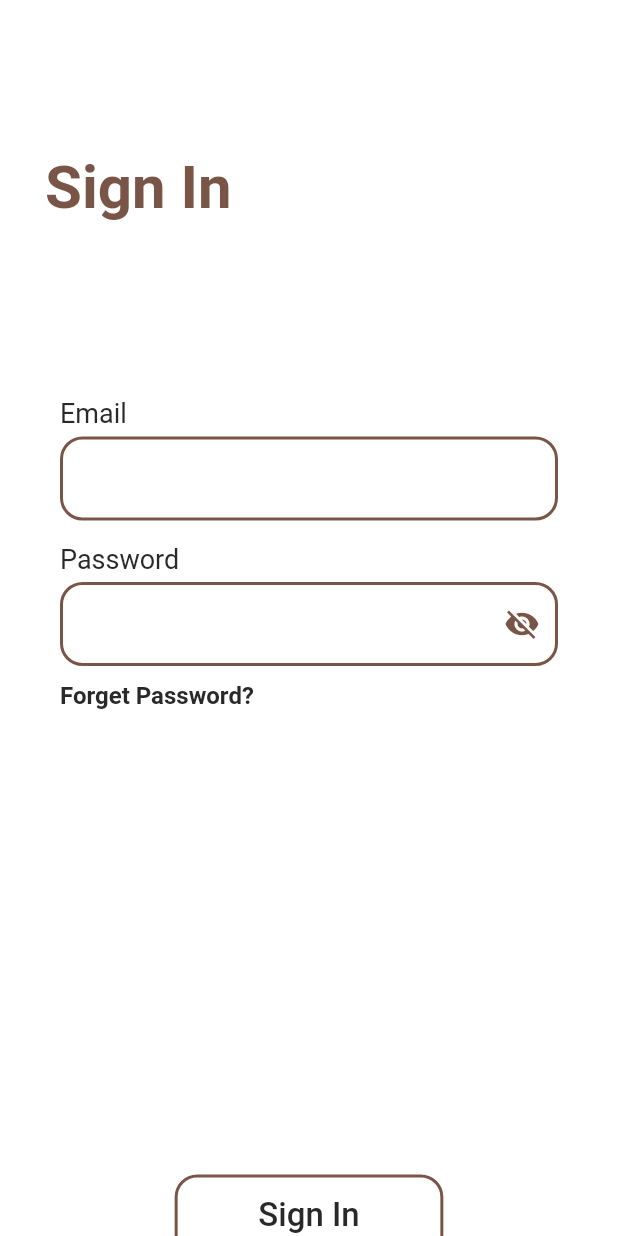
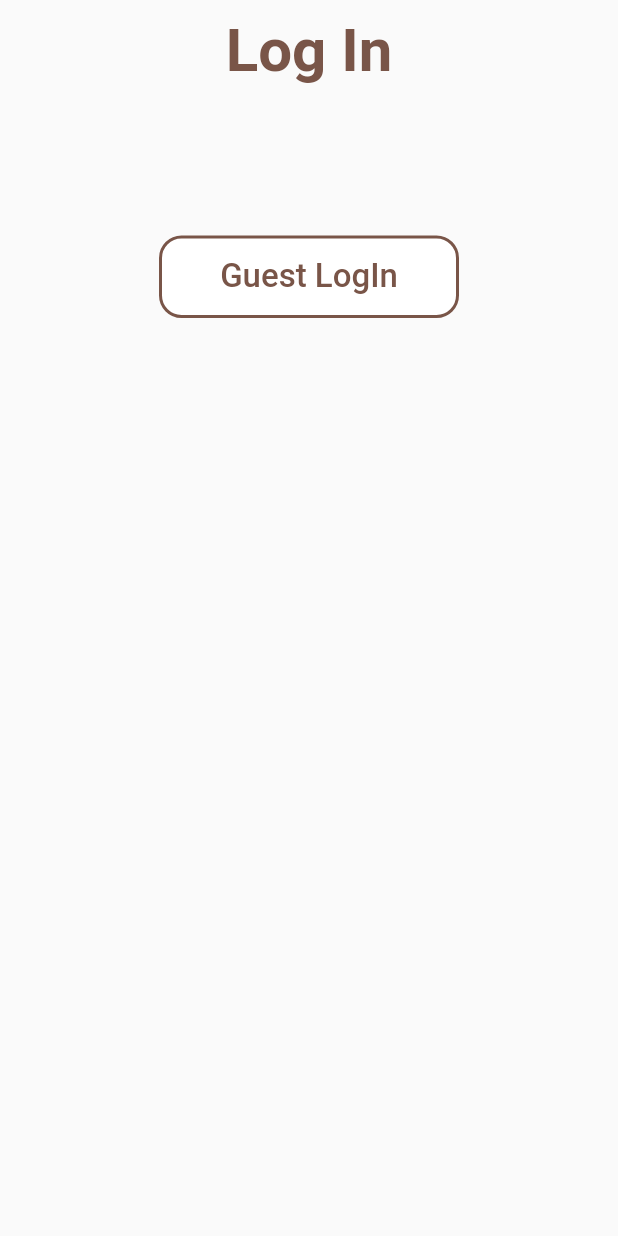
Before and after one commit to Ahnaf16/Dokan, a Flutter app: the screen it shows after launch, on a phone screen of 412 x 824 dp. Run offline on Flutter 3.47's test engine with Material 2 defaults, Android fonts, the phone set to English and light mode, and no system bars; our stand-ins replace carousel_slider, firebase_auth, firebase_core, fluttertoast, google_nav_bar, line_icons and 1 more; accounts and stored records are empty.

Commit message:
guest login and logout added

```diff
--- a/lib/Properties/app_properties.dart
+++ b/lib/Properties/app_properties.dart
@@ -8,7 +8,7 @@ class AppColor {
   static const Color fillColorL = Colors.white;
 }
 
-//----------------------------------------------------------------
+//----------------------textStyle------------------------------------------
 
 class AppTextStyle {
   static const TextStyle headerStyle = TextStyle(
@@ -18,12 +18,27 @@ class AppTextStyle {
   );
 
   static const TextStyle bodyTextStyle = TextStyle(
-    color: AppColor.textColorL,
+    color: AppColor.appMainColor,
     fontSize: 22,
   );
 
   static const TextStyle smallTextStyle = TextStyle(
-    color: AppColor.textColorL,
+    color: AppColor.appMainColor,
     fontSize: 18,
   );
 }
+
+//----------------------------buttonStyle-------------------------------------
+
+ButtonStyle buttonStyle = OutlinedButton.styleFrom(
+  minimumSize: const Size(200, 55),
+  backgroundColor: AppColor.fillColorL,
+  primary: AppColor.appMainColor,
+  shape: RoundedRectangleBorder(
+    borderRadius: BorderRadius.circular(15),
+  ),
+  side: const BorderSide(
+    color: AppColor.appMainColor,
+    width: 2,
+  ),
+);
--- a/lib/Properties/buttons.dart
+++ b/lib/Properties/buttons.dart
@@ -5,16 +5,16 @@ class PrimaryButton extends StatelessWidget {
   const PrimaryButton({
     Key? key,
     required this.buttonText,
-    required this.gotoPage,
+    //required this.gotoPage,
   }) : super(key: key);
 
   final String buttonText;
-  final VoidCallback gotoPage;
+  // final VoidCallback gotoPage;
 
   @override
   Widget build(BuildContext context) {
     return OutlinedButton(
-      onPressed: gotoPage,
+      onPressed: () {}, //gotoPage,
       style: OutlinedButton.styleFrom(
         minimumSize: Size(MediaQuery.of(context).size.width / 2.3, 55),
         backgroundColor: AppColor.fillColorL,
--- a/lib/export.dart
+++ b/lib/Properties/export.dart
@@ -7,4 +7,4 @@ export 'package:dokan/Screen/bottom_nevigetion/cart.dart';
 export 'package:dokan/Screen/bottom_nevigetion/wishlist.dart';
 export 'package:dokan/Screen/bottom_nevigetion/homepage.dart';
 export 'package:dokan/Screen/bottom_nevigetion/nevigationbar.dart';
-export 'package:dokan/Properties/appdrawer.dart';
+export 'package:dokan/Screen/appdrawer.dart';
--- a/lib/Screen/Auth/forgetpass.dart
+++ b/lib/Screen/Auth/forgetpass.dart
@@ -1,5 +1,5 @@
 import 'package:dokan/Properties/app_properties.dart';
-import 'package:dokan/export.dart';
+import 'package:dokan/Properties/export.dart';
 
 class ForgetPassword extends StatefulWidget {
   const ForgetPassword({Key? key}) : super(key: key);
@@ -76,7 +76,7 @@ class _ForgetPasswordState extends State<ForgetPassword> {
           ),
           PrimaryButton(
             buttonText: 'Restore password',
-            gotoPage: () => Navigator.pop(context),
+            //gotoPage: () => Navigator.pop(context),
           )
         ],
       ),
--- a/lib/Screen/Auth/signin.dart
+++ b/lib/Screen/Auth/signin.dart
@@ -1,6 +1,6 @@
 import 'package:dokan/Screen/Auth/forgetpass.dart';
 import 'package:dokan/Properties/app_properties.dart';
-import 'package:dokan/export.dart';
+import 'package:dokan/Properties/export.dart';
 import 'package:firebase_auth/firebase_auth.dart';
 import 'package:fluttertoast/fluttertoast.dart';
 import 'signup.dart';
@@ -16,29 +16,29 @@ class _SinginPageState extends State<SinginPage> {
   final TextEditingController _emailController = TextEditingController();
   final TextEditingController _passwordController = TextEditingController();
 
-  signIn() async {
-    try {
-      UserCredential userCredential =
-          await FirebaseAuth.instance.signInWithEmailAndPassword(
-        email: _emailController.text,
-        password: _passwordController.text,
-      );
-      var authCredential = userCredential.user;
-      print(authCredential!.uid);
-      if (authCredential.uid.isNotEmpty) {
-        Navigator.push(
-            context, MaterialPageRoute(builder: (_) => const Navibar()));
-      } else {
-        Fluttertoast.showToast(msg: 'Something is Wrong');
-      }
-    } on FirebaseAuthException catch (e) {
-      if (e.code == 'user-not-found') {
-        Fluttertoast.showToast(msg: 'No user found for that email.');
-      } else if (e.code == 'wrong-password') {
-        Fluttertoast.showToast(msg: 'Wrong password.');
-      }
-    }
-  }
+  // signIn() async {
+  //   try {
+  //     UserCredential userCredential =
+  //         await FirebaseAuth.instance.signInWithEmailAndPassword(
+  //       email: _emailController.text,
+  //       password: _passwordController.text,
+  //     );
+  //     var authCredential = userCredential.user;
+  //     print(authCredential!.uid);
+  //     if (authCredential.uid.isNotEmpty) {
+  //       Navigator.push(
+  //           context, MaterialPageRoute(builder: (_) => const Navibar()));
+  //     } else {
+  //       Fluttertoast.showToast(msg: 'Something is Wrong');
+  //     }
+  //   } on FirebaseAuthException catch (e) {
+  //     if (e.code == 'user-not-found') {
+  //       Fluttertoast.showToast(msg: 'No user found for that email.');
+  //     } else if (e.code == 'wrong-password') {
+  //       Fluttertoast.showToast(msg: 'Wrong password.');
+  //     }
+  //   }
+  // }
 
   @override
   Widget build(BuildContext context) {
@@ -123,7 +123,7 @@ class _SinginPageState extends State<SinginPage> {
               children: [
                 PrimaryButton(
                   buttonText: 'Sign In',
-                  gotoPage: () => signIn(),
+                  // gotoPage: () => signIn(),
                 ),
                 //-----------------------------------------------------------------
 
--- a/lib/Screen/Auth/signup.dart
+++ b/lib/Screen/Auth/signup.dart
@@ -4,7 +4,7 @@ import 'package:dokan/Properties/app_properties.dart';
 import 'package:dokan/Properties/texts.dart';
 import 'package:firebase_auth/firebase_auth.dart';
 import 'package:fluttertoast/fluttertoast.dart';
-import 'package:dokan/export.dart';
+import 'package:dokan/Properties/export.dart';
 
 class SingupPage extends StatefulWidget {
   const SingupPage({Key? key}) : super(key: key);
@@ -19,32 +19,32 @@ class _SingupPageState extends State<SingupPage> {
   final TextEditingController _passwordController = TextEditingController();
   //TextEditingController _confirmPasswordController = TextEditingController();
 
-  signUp() async {
-    try {
-      UserCredential userCredential =
-          await FirebaseAuth.instance.createUserWithEmailAndPassword(
-        email: _emailController.text,
-        password: _passwordController.text,
-      );
-      var authCredential = userCredential.user;
-      print(authCredential!.uid);
-      if (authCredential.uid.isNotEmpty) {
-        Navigator.push(
-            context, MaterialPageRoute(builder: (_) => const UserForm()));
-      } else {
-        Fluttertoast.showToast(msg: 'Something is Wrong');
-      }
-    } on FirebaseAuthException catch (e) {
-      if (e.code == 'weak-password') {
-        Fluttertoast.showToast(msg: 'The password provided is too weak.');
-      } else if (e.code == 'email-already-in-use') {
-        Fluttertoast.showToast(
-            msg: 'The account already exists for that email.');
-      }
-    } catch (e) {
-      print(e);
-    }
-  }
+  // signUp() async {
+  //   try {
+  //     UserCredential userCredential =
+  //         await FirebaseAuth.instance.createUserWithEmailAndPassword(
+  //       email: _emailController.text,
+  //       password: _passwordController.text,
+  //     );
+  //     var authCredential = userCredential.user;
+  //     print(authCredential!.uid);
+  //     if (authCredential.uid.isNotEmpty) {
+  //       Navigator.push(
+  //           context, MaterialPageRoute(builder: (_) => const UserForm()));
+  //     } else {
+  //       Fluttertoast.showToast(msg: 'Something is Wrong');
+  //     }
+  //   } on FirebaseAuthException catch (e) {
+  //     if (e.code == 'weak-password') {
+  //       Fluttertoast.showToast(msg: 'The password provided is too weak.');
+  //     } else if (e.code == 'email-already-in-use') {
+  //       Fluttertoast.showToast(
+  //           msg: 'The account already exists for that email.');
+  //     }
+  //   } catch (e) {
+  //     print(e);
+  //   }
+  // }
 
   @override
   Widget build(BuildContext context) {
@@ -144,9 +144,9 @@ class _SingupPageState extends State<SingupPage> {
               children: [
                 PrimaryButton(
                   buttonText: 'Sign Up',
-                  gotoPage: () {
-                    signUp();
-                  },
+                  // gotoPage: () {
+                  //   signUp();
+                  // },
                 ),
 
                 //-----------------------------------------------------------------
--- a/lib/Screen/bottom_nevigetion/cart.dart
+++ b/lib/Screen/bottom_nevigetion/cart.dart
@@ -1,4 +1,4 @@
-import 'package:dokan/export.dart';
+import 'package:dokan/Properties/export.dart';
 import 'package:flutter/material.dart';
 
 class Cart extends StatelessWidget {
--- a/lib/Screen/bottom_nevigetion/homepage.dart
+++ b/lib/Screen/bottom_nevigetion/homepage.dart
@@ -1,11 +1,7 @@
-// ignore_for_file: prefer_const_constructors
-
-import 'dart:async';
-
 import 'package:carousel_slider/carousel_slider.dart';
 import 'package:flutter/material.dart';
 import 'package:smooth_page_indicator/smooth_page_indicator.dart';
-import '../../export.dart';
+import '../../Properties/export.dart';
 
 class Homepage extends StatefulWidget {
   const Homepage({Key? key}) : super(key: key);
--- a/lib/Screen/bottom_nevigetion/wishlist.dart
+++ b/lib/Screen/bottom_nevigetion/wishlist.dart
@@ -1,4 +1,4 @@
-import 'package:dokan/export.dart';
+import 'package:dokan/Properties/export.dart';
 
 class Wishlist extends StatelessWidget {
   const Wishlist({Key? key}) : super(key: key);
--- /dev/null
+++ b/lib/Screen/loginpage.dart
@@ -0,0 +1,53 @@
+// ignore_for_file: prefer_const_constructors, prefer_const_literals_to_create_immutables, use_key_in_widget_constructors, prefer_const_constructors_in_immutables
+
+import 'package:dokan/Properties/export.dart';
+import 'package:firebase_auth/firebase_auth.dart';
+import 'package:flutter/material.dart';
+
+class LoginPage extends StatelessWidget {
+  final Function(User?) onGuestLogIn;
+  LoginPage({required this.onGuestLogIn});
+
+  guestLogIn() async {
+    UserCredential userCredential =
+        await FirebaseAuth.instance.signInAnonymously();
+    onGuestLogIn(userCredential.user);
+  }
+
+  @override
+  Widget build(BuildContext context) {
+    return Scaffold(
+      body: SafeArea(
+        child: Center(
+          child: Padding(
+            padding: const EdgeInsets.only(top: 10),
+            child: Column(
+              children: [
+                Text(
+                  'Log In',
+                  style: AppTextStyle.headerStyle,
+                ),
+                SizedBox(
+                  height: 100,
+                ),
+
+//----------------------------button-------------------------------------
+
+                OutlinedButton(
+                  onPressed: () {
+                    guestLogIn();
+                  },
+                  style: buttonStyle,
+                  child: Text(
+                    'Guest LogIn',
+                    style: AppTextStyle.bodyTextStyle,
+                  ),
+                ),
+              ],
+            ),
+          ),
+        ),
+      ),
+    );
+  }
+}
--- a/lib/Screen/splash.dart
+++ b/lib/Screen/splash.dart
@@ -3,6 +3,7 @@
 import 'package:dokan/Properties/app_properties.dart';
 import 'package:flutter/material.dart';
 
+import '../tree.dart';
 import 'Auth/signin.dart';
 
 class SplashScreen extends StatefulWidget {
@@ -27,7 +28,7 @@ class _SplashScreenState extends State<SplashScreen> {
     Navigator.pushReplacement(
       context,
       MaterialPageRoute(
-        builder: (context) => SinginPage(),
+        builder: (context) => Tree(),
       ),
     );
   }
--- a/lib/main.dart
+++ b/lib/main.dart
@@ -1,5 +1,6 @@
 // ignore_for_file: prefer_const_constructors
 import 'package:dokan/Screen/splash.dart';
+import 'package:dokan/tree.dart';
 import 'package:firebase_core/firebase_core.dart';
 import 'package:flutter/material.dart';
 
@@ -7,7 +8,7 @@ Future<void> main() async {
   WidgetsFlutterBinding.ensureInitialized();
   await Firebase.initializeApp();
 
-  runApp(const MyApp());
+  runApp(MyApp());
 }
 
 class MyApp extends StatelessWidget {
@@ -18,7 +19,7 @@ class MyApp extends StatelessWidget {
     return MaterialApp(
       debugShowCheckedModeBanner: false,
       title: 'E-Commerce App',
-      home: SplashScreen(),
+      home: Tree(),
     );
   }
 }
--- /dev/null
+++ b/lib/tree.dart
@@ -0,0 +1,39 @@
+import 'package:firebase_auth/firebase_auth.dart';
+import 'package:flutter/material.dart';
+import 'Screen/loginpage.dart';
+import 'Properties/export.dart';
+
+class Tree extends StatefulWidget {
+  const Tree({Key? key}) : super(key: key);
+
+  @override
+  State<Tree> createState() => _TreeState();
+}
+
+class _TreeState extends State<Tree> {
+  User? user;
+
+  @override
+  void initState() {
+    super.initState();
+    onRefresh(FirebaseAuth.instance.currentUser);
+  }
+
+  onRefresh(userCred) {
+    setState(() {
+      user = userCred;
+    });
+  }
+
+  @override
+  Widget build(BuildContext context) {
+    if (user == null) {
+      return LoginPage(
+        onGuestLogIn: (userCred) => onRefresh(userCred),
+      );
+    }
+    return Navibar(
+      onClick: (userCred) => onRefresh(userCred),
+    );
+  }
+}
--- a/pubspec.yaml
+++ b/pubspec.yaml
@@ -16,9 +16,9 @@ dependencies:
     sdk: flutter
   cupertino_icons: ^1.0.2
   line_icons: ^2.0.0
-  firebase_core: ^1.10.0
-  firebase_auth: ^3.2.0
-  cloud_firestore: ^3.1.0
+  firebase_core: ^1.10.5
+  firebase_auth: ^3.3.3
+  cloud_firestore: ^3.1.4
   fluttertoast: ^8.0.8
   google_nav_bar: ^5.0.5
   carousel_slider: ^4.0.0
```
Also changed, not shown: lib/Screen/appdrawer.dart (renamed from lib/Properties/appdrawer.dart, +13 -5 lines), lib/Screen/bottom_nevigetion/nevigationbar.dart (+17 -3 lines), 1 other file.
